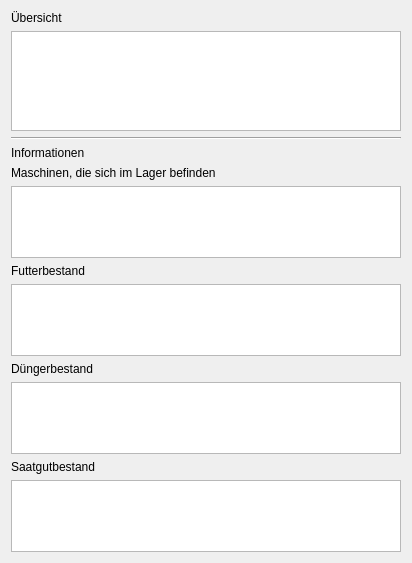
Old version of the form DBS-Bauer/lagerwidget.ui in the repository t-script/DBS-Bauer.
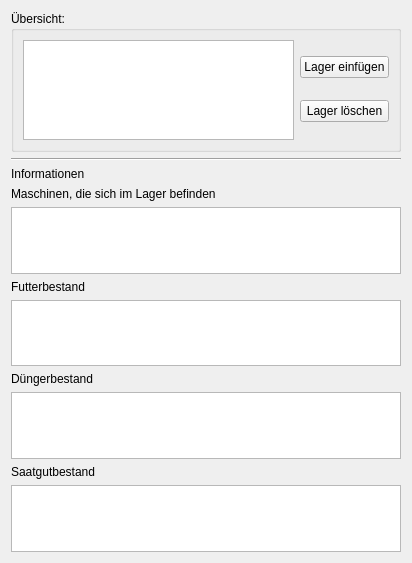
New version of the form.

What changed in the file:
```diff
--- a/DBS-Bauer/lagerwidget.ui
+++ b/DBS-Bauer/lagerwidget.ui
@@ -15,12 +15,11 @@
   </property>
   <layout class="QVBoxLayout" name="verticalLayout">
    <item>
-    <widget class="QLabel" name="label_13">
-     <property name="text">
-      <string>Übersicht</string>
+    <widget class="QGroupBox" name="groupBox">
+     <property name="title">
+      <string>Übersicht:</string>
      </property>
-    </widget>
-   </item>
+     <layout class="QHBoxLayout" name="horizontalLayout">
    <item>
     <widget class="QTableView" name="tableLager">
      <property name="minimumSize">
@@ -35,6 +34,27 @@
        <height>16777215</height>
       </size>
      </property>
+       </widget>
+      </item>
+      <item>
+       <layout class="QVBoxLayout" name="verticalLayout_2">
+        <item>
+         <widget class="QPushButton" name="LagerEinfuegen">
+          <property name="text">
+           <string>Lager einfügen</string>
+          </property>
+         </widget>
+        </item>
+        <item>
+         <widget class="QPushButton" name="LagerTot">
+          <property name="text">
+           <string>Lager löschen</string>
+          </property>
+         </widget>
+        </item>
+       </layout>
+      </item>
+     </layout>
     </widget>
    </item>
    <item>
```
Lines whose indentation alone changed are shown as unchanged.
